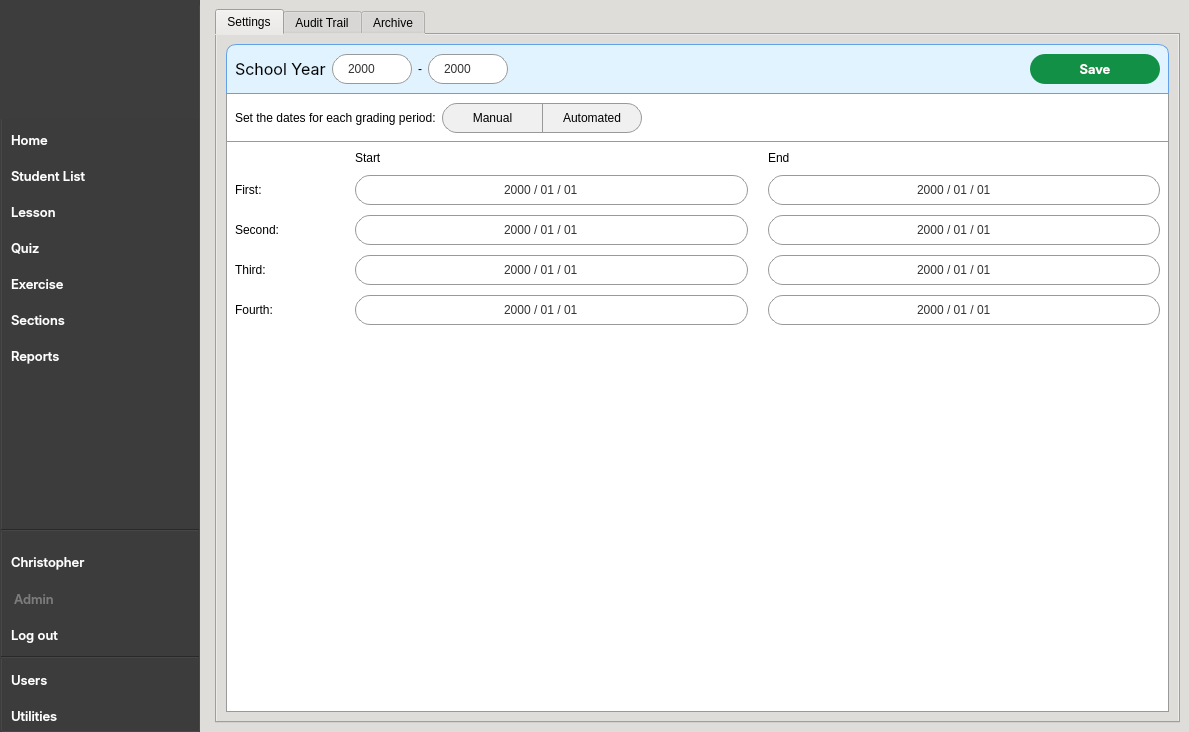
Above: CAI_PyQt/CAI_Admin/UI/FormHome.ui from CPG19040/CPG19040 before the change. Below: the same form after it.
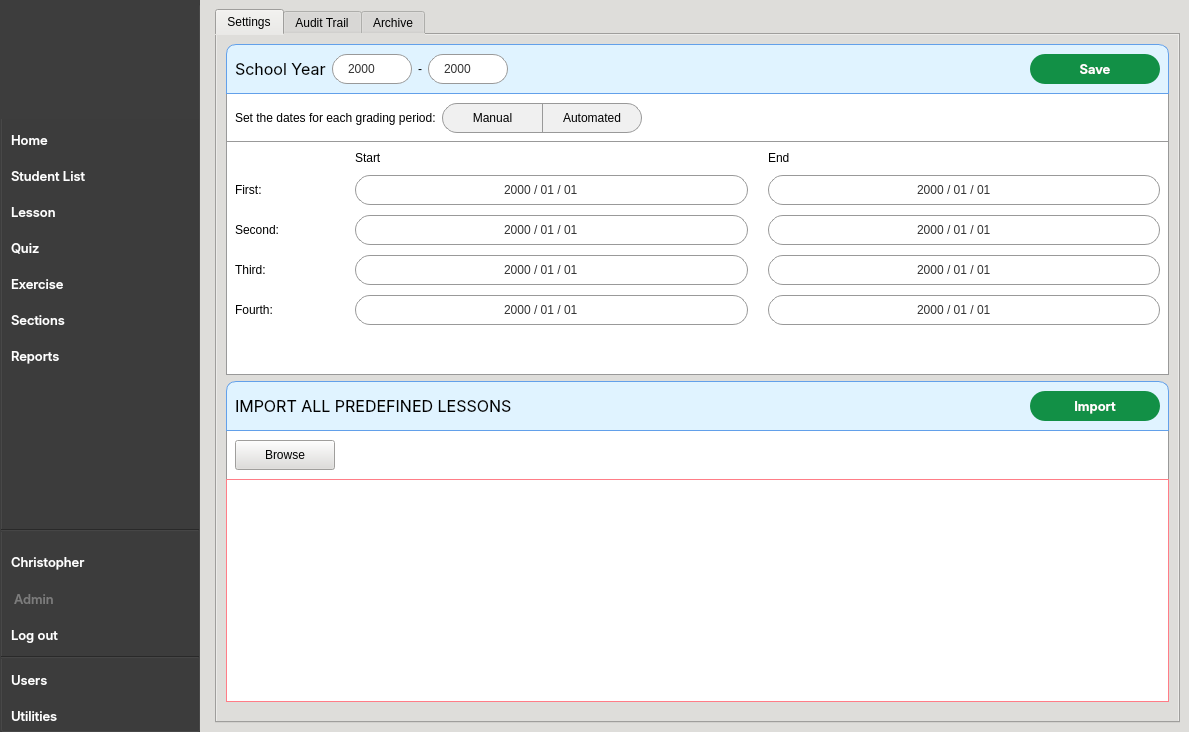
That is the form after the change. The open tabs and pages were chosen to show the change. Icons and pictures are not drawn.

Patch:
```diff
--- a/CAI_PyQt/CAI_Admin/UI/FormHome.ui
+++ b/CAI_PyQt/CAI_Admin/UI/FormHome.ui
@@ -7813,6 +7813,235 @@
               </layout>
              </widget>
             </item>
+            <item>
+             <widget class="QWidget" name="widget_SY_settings_2" native="true">
+              <property name="styleSheet">
+               <string notr="true">#widget_SY_header_2 { 
+	background-color: rgb(224, 243, 255);
+	border: 1px solid rgb(98, 160, 234);
+	border-top-left-radius: 10px;
+	border-top-right-radius: 10px;
+}
+
+#widget_SY_body_3 {
+	background-color: #fff;
+	border: 1px solid #999;
+	border-top: none;
+	border-bottom: none;
+}
+
+QLineEdit {
+	border: 1px solid #999;
+	border-radius: 15px;
+	background-color: #FFF;
+	padding: 0px 10px;
+}
+
+QLineEdit:focus {
+	border: 1px solid rgb(53, 132, 228);
+}</string>
+              </property>
+              <layout class="QVBoxLayout" name="verticalLayout_29">
+               <property name="spacing">
+                <number>0</number>
+               </property>
+               <property name="leftMargin">
+                <number>0</number>
+               </property>
+               <property name="topMargin">
+                <number>0</number>
+               </property>
+               <property name="rightMargin">
+                <number>0</number>
+               </property>
+               <property name="bottomMargin">
+                <number>10</number>
+               </property>
+               <item>
+                <widget class="QWidget" name="widget_SY_header_2" native="true">
+                 <property name="minimumSize">
+                  <size>
+                   <width>0</width>
+                   <height>50</height>
+                  </size>
+                 </property>
+                 <property name="maximumSize">
+                  <size>
+                   <width>16777215</width>
+                   <height>50</height>
+                  </size>
+                 </property>
+                 <property name="styleSheet">
+                  <string notr="true"/>
+                 </property>
+                 <layout class="QHBoxLayout" name="horizontalLayout_33">
+                  <item>
+                   <widget class="QLabel" name="label_29">
+                    <property name="minimumSize">
+                     <size>
+                      <width>0</width>
+                      <height>30</height>
+                     </size>
+                    </property>
+                    <property name="maximumSize">
+                     <size>
+                      <width>16777215</width>
+                      <height>30</height>
+                     </size>
+                    </property>
+                    <property name="font">
+                     <font>
+                      <family>Inter</family>
+                      <pointsize>12</pointsize>
+                      <weight>50</weight>
+                      <italic>false</italic>
+                      <bold>false</bold>
+                     </font>
+                    </property>
+                    <property name="styleSheet">
+                     <string notr="true">background: transparent; 
+font: 12pt &quot;Inter&quot;;</string>
+                    </property>
+                    <property name="text">
+                     <string>IMPORT ALL PREDEFINED LESSONS</string>
+                    </property>
+                   </widget>
+                  </item>
+                  <item>
+                   <spacer name="horizontalSpacer_25">
+                    <property name="orientation">
+                     <enum>Qt::Horizontal</enum>
+                    </property>
+                    <property name="sizeHint" stdset="0">
+                     <size>
+                      <width>40</width>
+                      <height>20</height>
+                     </size>
+                    </property>
+                   </spacer>
+                  </item>
+                  <item>
+                   <widget class="QPushButton" name="btnImportAllLessons">
+                    <property name="minimumSize">
+                     <size>
+                      <width>130</width>
+                      <height>30</height>
+                     </size>
+                    </property>
+                    <property name="maximumSize">
+                     <size>
+                      <width>16777215</width>
+                      <height>30</height>
+                     </size>
+                    </property>
+                    <property name="font">
+                     <font>
+                      <family>Inter SemiBold</family>
+                      <pointsize>10</pointsize>
+                      <weight>50</weight>
+                      <italic>false</italic>
+                      <bold>false</bold>
+                     </font>
+                    </property>
+                    <property name="cursor">
+                     <cursorShape>PointingHandCursor</cursorShape>
+                    </property>
+                    <property name="styleSheet">
+                     <string notr="true">QPushButton {
+    border-radius: 15px;
+    padding: 0px 10px 0px;
+    background: #129046;
+    color: #FFF;
+	font: 10pt &quot;Inter SemiBold&quot;;
+}
+
+QPushButton:hover {
+    background: #27AE60;
+}</string>
+                    </property>
+                    <property name="text">
+                     <string>Import</string>
+                    </property>
+                    <property name="class" stdset="0">
+                     <string>button-green</string>
+                    </property>
+                   </widget>
+                  </item>
+                 </layout>
+                </widget>
+               </item>
+               <item>
+                <widget class="QWidget" name="widget_SY_body_3" native="true">
+                 <property name="styleSheet">
+                  <string notr="true"/>
+                 </property>
+                 <layout class="QHBoxLayout" name="horizontalLayout_34">
+                  <item>
+                   <widget class="QPushButton" name="btnBrowseLessonsCSV">
+                    <property name="minimumSize">
+                     <size>
+                      <width>100</width>
+                      <height>30</height>
+                     </size>
+                    </property>
+                    <property name="maximumSize">
+                     <size>
+                      <width>16777215</width>
+                      <height>30</height>
+                     </size>
+                    </property>
+                    <property name="cursor">
+                     <cursorShape>PointingHandCursor</cursorShape>
+                    </property>
+                    <property name="text">
+                     <string>Browse</string>
+                    </property>
+                    <property name="class" stdset="0">
+                     <string>button-normal</string>
+                    </property>
+                   </widget>
+                  </item>
+                  <item>
+                   <widget class="QLabel" name="label_CSV_path">
+                    <property name="minimumSize">
+                     <size>
+                      <width>100</width>
+                      <height>30</height>
+                     </size>
+                    </property>
+                    <property name="maximumSize">
+                     <size>
+                      <width>16777215</width>
+                      <height>30</height>
+                     </size>
+                    </property>
+                    <property name="text">
+                     <string/>
+                    </property>
+                   </widget>
+                  </item>
+                  <item>
+                   <spacer name="horizontalSpacer_26">
+                    <property name="orientation">
+                     <enum>Qt::Horizontal</enum>
+                    </property>
+                    <property name="sizeHint" stdset="0">
+                     <size>
+                      <width>40</width>
+                      <height>20</height>
+                     </size>
+                    </property>
+                   </spacer>
+                  </item>
+                 </layout>
+                </widget>
+               </item>
+               <item>
+                <widget class="QTableView" name="tableView_LessonsCSV"/>
+               </item>
+              </layout>
+             </widget>
+            </item>
            </layout>
           </widget>
           <widget class="QWidget" name="tab_audit_trail">
```
Left out of the diff: 210 changed lines with no effect on the pictures.
